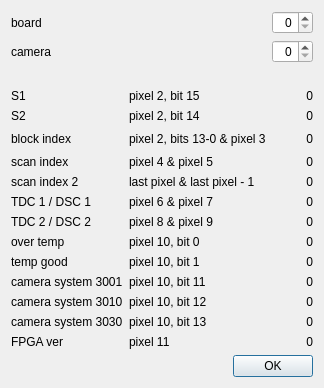
Qt form escam/dialogspecialpixels.ui (Entwicklungsburo-Stresing/EBST_CAM) before a commit.
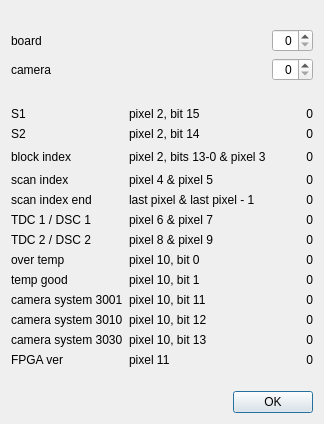
The same form after that commit.

Commit message: Rename scan index 2 to scan index end

```diff
--- a/escam/dialogspecialpixels.ui
+++ b/escam/dialogspecialpixels.ui
@@ -6,8 +6,8 @@
    <rect>
     <x>0</x>
     <y>0</y>
-    <width>300</width>
-    <height>380</height>
+    <width>324</width>
+    <height>424</height>
    </rect>
   </property>
   <property name="windowTitle">
@@ -214,7 +214,7 @@
      <item row="7" column="1">
       <widget class="QLabel" name="labelScanIndex2">
        <property name="text">
-        <string>scan index 2</string>
+        <string>scan index end</string>
        </property>
       </widget>
      </item>
```
